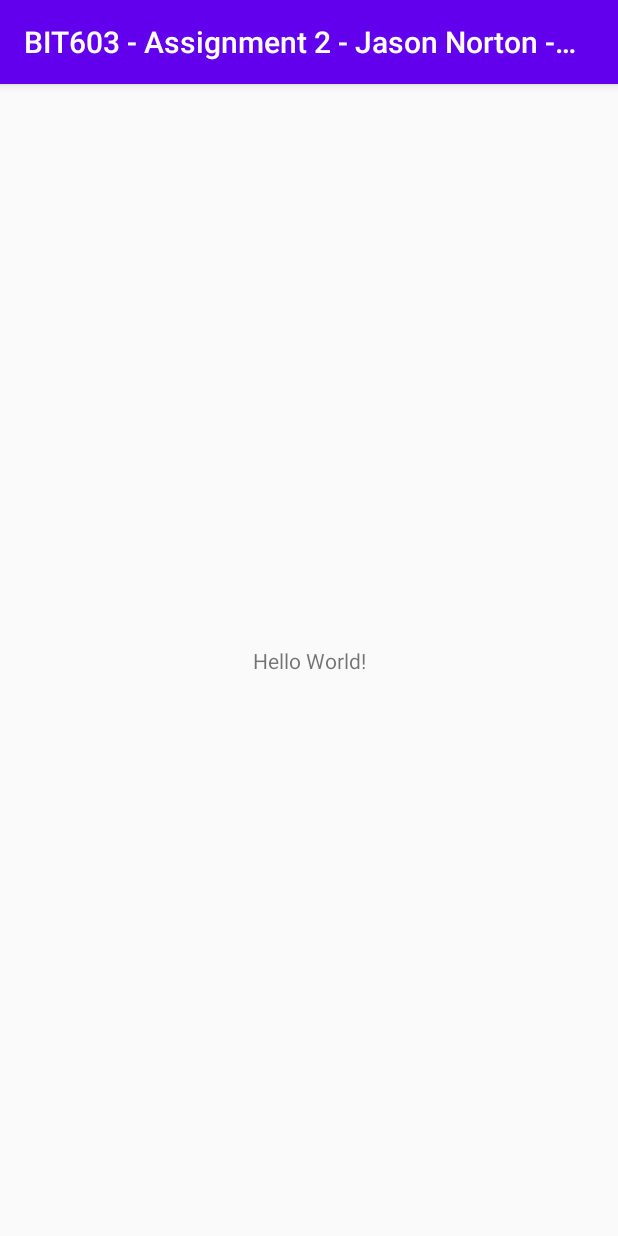
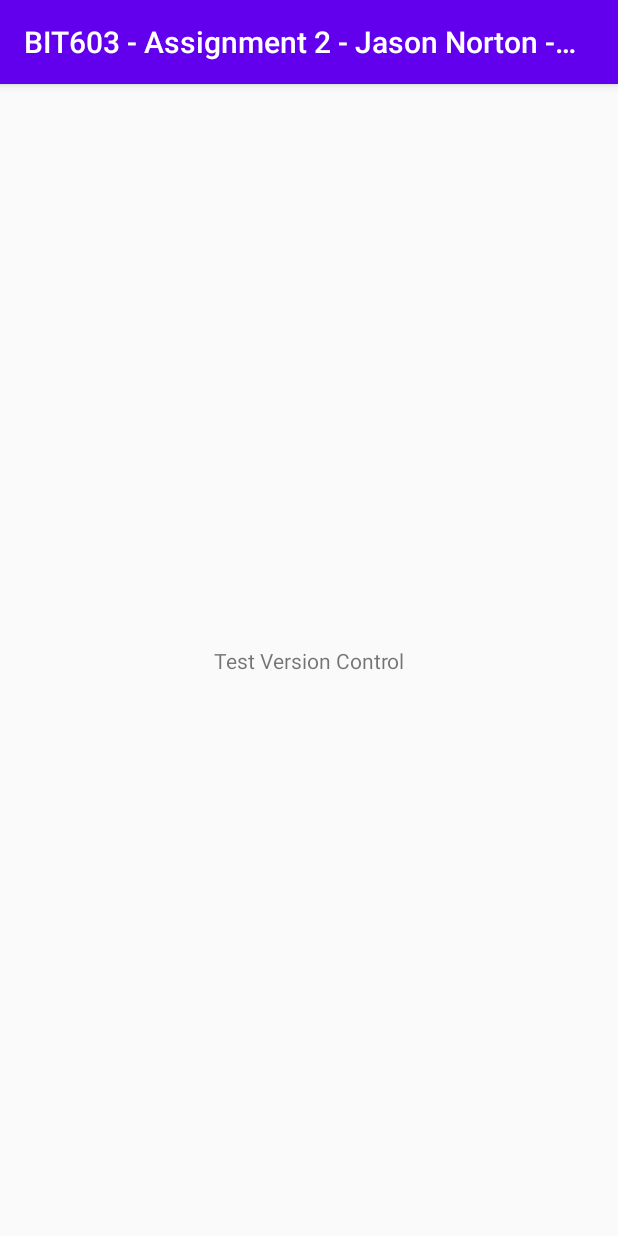
Before and after one commit to Jaseincyberspace/BIT603_Assignment_2_Jason_Norton_5001428, an Android app: the screen it shows after launch (MainActivity), on a phone screen of 412 x 824 dp. Run offline under Robolectric (Android 15) with nearby library versions, the phone set to English and light mode, and no system bars.

Commit message:
Testing version control is connected - Textview text has been changed to "Test Version Control".

```diff
--- a/app/src/main/res/layout/activity_main.xml
+++ b/app/src/main/res/layout/activity_main.xml
@@ -9,7 +9,7 @@
     <TextView
         android:layout_width="wrap_content"
         android:layout_height="wrap_content"
-        android:text="Hello World!"
+        android:text="Test Version Control"
         app:layout_constraintBottom_toBottomOf="parent"
         app:layout_constraintLeft_toLeftOf="parent"
         app:layout_constraintRight_toRightOf="parent"
```
